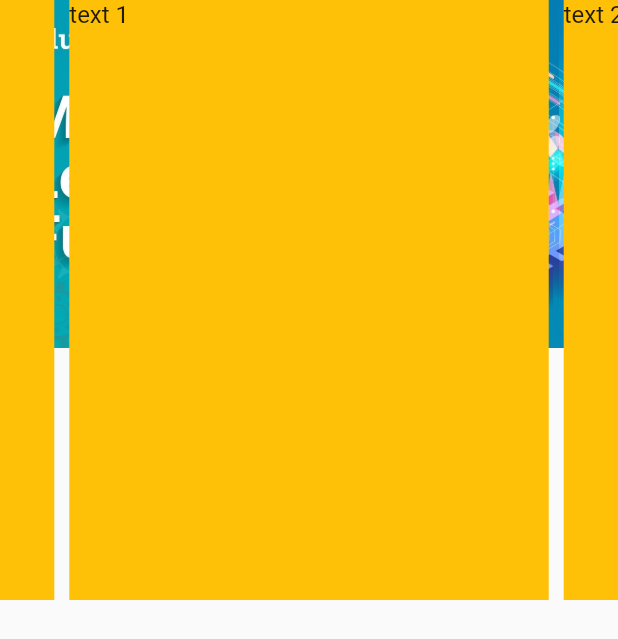
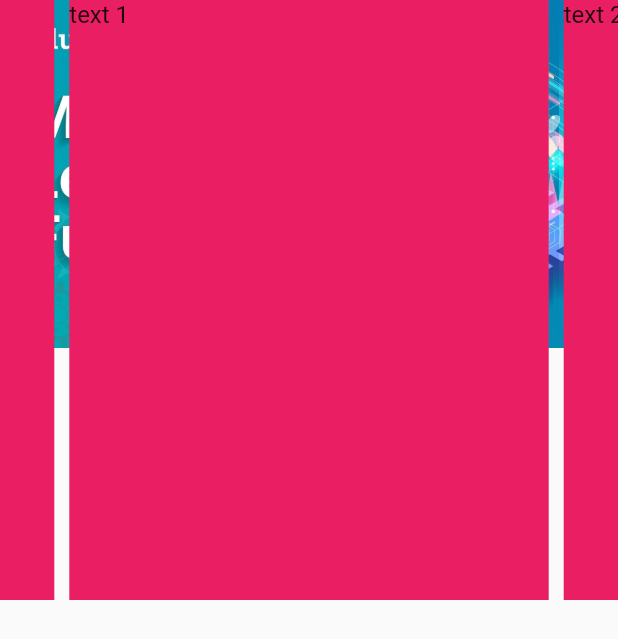
Before and after one commit to rugina99/Senior-project, a Flutter app: the Explore screen opened directly, on a phone screen of 412 x 824 dp. Shown: the top 639 px of the screen. Run offline on Flutter 3.47's test engine with Material 2 defaults, Android fonts, the phone set to English and light mode, and no system bars; drawn by our look-alikes of carousel_slider; our stand-ins replace flashy_tab_bar2, flutter_svg.

Commit message:
update explore page
changed color

```diff
--- a/lib/Explore.dart
+++ b/lib/Explore.dart
@@ -49,7 +49,7 @@ class _ExploreState extends State<Explore> {
                              width: MediaQuery.of(context).size.width,
                              margin: EdgeInsets.symmetric(horizontal: 5.0),
                              decoration: BoxDecoration(
-                                 color: Colors.amber
+                                 color: Colors.pink
                              ),
                              child: Text('text $i', style: TextStyle(fontSize: 16.0),)
                          );
```
